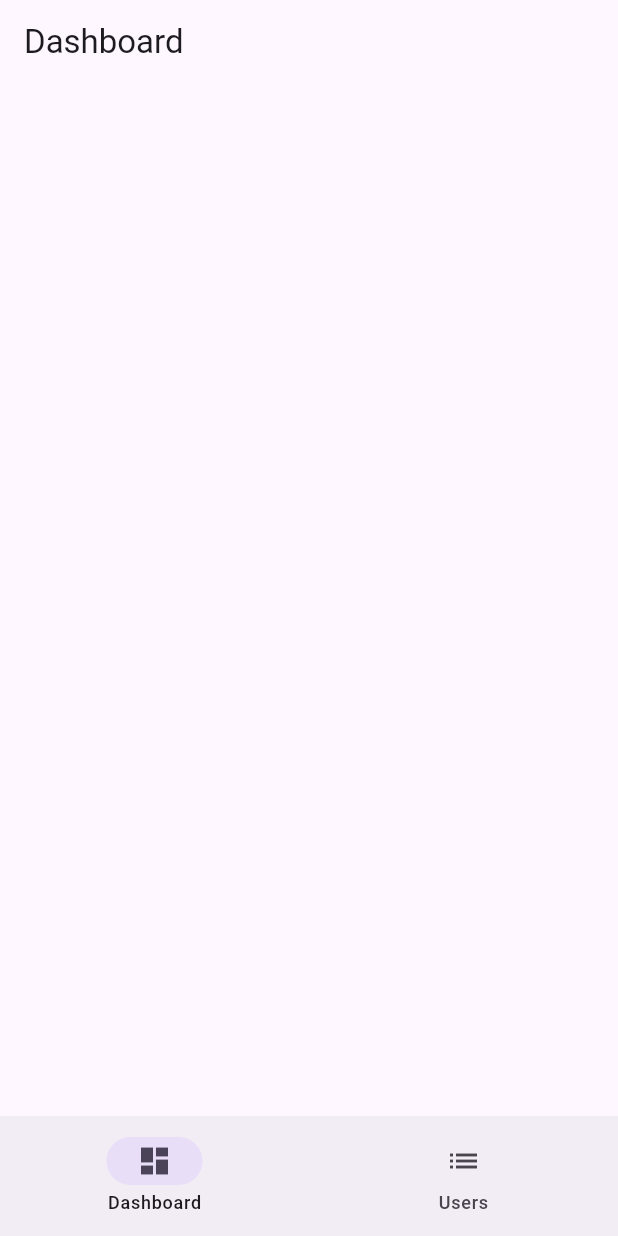
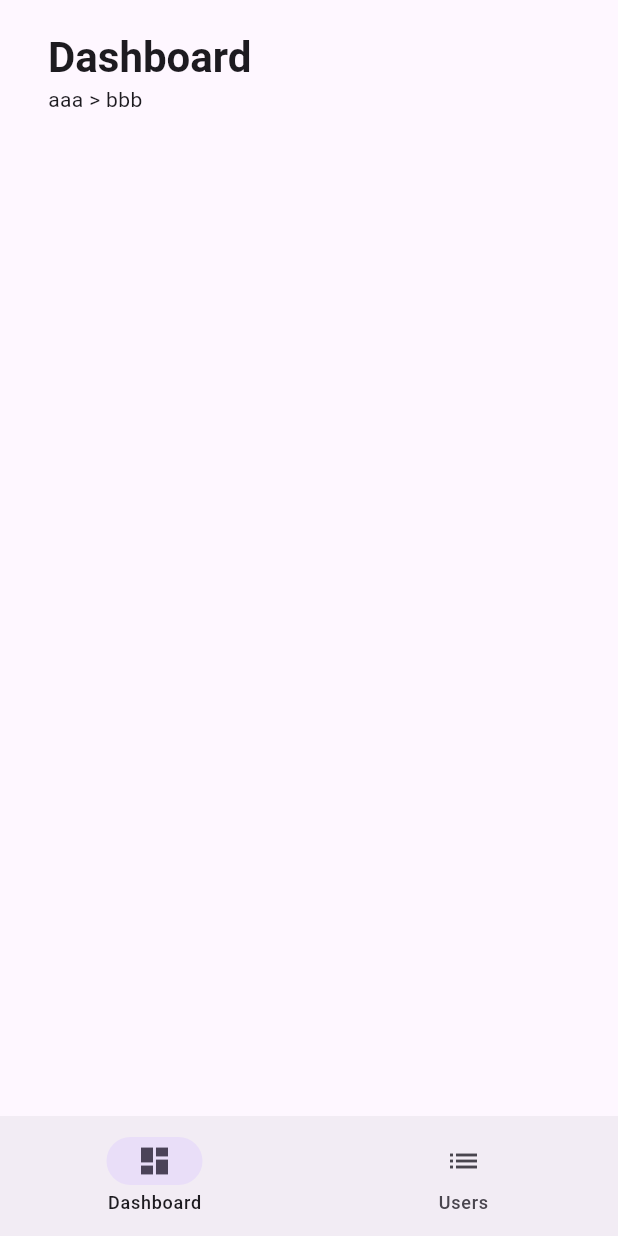
Before and after one commit to htsuruo/flutter-admin-dashboard-template, a Flutter app: the screen it shows after launch, on a phone screen of 412 x 824 dp. Run offline on Flutter 3.47's test engine with Material 2 defaults, Android fonts, the phone set to English and light mode, and no system bars; our stand-ins replace go_router, recase; missing offline and left inert: simple_logger.

Commit message:
Separate common widgets

```diff
--- a/lib/features/dashboard/dashbord_page.dart
+++ b/lib/features/dashboard/dashbord_page.dart
@@ -1,14 +1,14 @@
 import 'package:flutter/material.dart';
+
+import '../../widgets/widgets.dart';
 
 class DashBoardPage extends StatelessWidget {
   const DashBoardPage({super.key});
 
   @override
   Widget build(BuildContext context) {
-    return Scaffold(
-      appBar: AppBar(
-        title: const Text('Dashboard'),
-      ),
+    return const ContentView(
+      child: PageHeader(title: 'Dashboard'),
     );
   }
 }
--- a/lib/navigation/scaffold_with_navigation.dart
+++ b/lib/navigation/scaffold_with_navigation.dart
@@ -52,7 +52,7 @@ class _ScaffoldWithNavigationRail extends StatelessWidget {
       body: Row(
         children: [
           NavigationRail(
-            extended: true,
+            // extended: true,
             selectedIndex: navigationShell.currentIndex,
             unselectedLabelTextStyle: theme.textTheme.bodyMedium,
             selectedLabelTextStyle: theme.textTheme.bodyMedium!.copyWith(
--- /dev/null
+++ b/lib/widgets/content_view.dart
@@ -0,0 +1,15 @@
+import 'package:flutter/material.dart';
+
+class ContentView extends StatelessWidget {
+  const ContentView({super.key, required this.child});
+
+  final Widget child;
+
+  @override
+  Widget build(BuildContext context) {
+    return Padding(
+      padding: const EdgeInsets.symmetric(horizontal: 32, vertical: 20),
+      child: child,
+    );
+  }
+}
--- /dev/null
+++ b/lib/widgets/page_header.dart
@@ -0,0 +1,26 @@
+import 'package:flutter/material.dart';
+
+class PageHeader extends StatelessWidget {
+  const PageHeader({super.key, required this.title});
+
+  final String title;
+
+  @override
+  Widget build(BuildContext context) {
+    final theme = Theme.of(context);
+
+    return Column(
+      crossAxisAlignment: CrossAxisAlignment.start,
+      children: [
+        Text(
+          title,
+          style: theme.textTheme.headlineMedium!.copyWith(
+            fontWeight: FontWeight.bold,
+          ),
+        ),
+        // TODO(tsuruoka): 適切な表示にかえる
+        const Text('aaa > bbb')
+      ],
+    );
+  }
+}
--- /dev/null
+++ b/lib/widgets/widgets.dart
@@ -0,0 +1,3 @@
+export 'content_view.dart';
+export 'page_header.dart';
+export 'router_location_label.dart';
```
Also changed, not shown: lib/features/users/user.dart (+3 -5 lines), lib/features/users/users.dart (+4 -4 lines).
